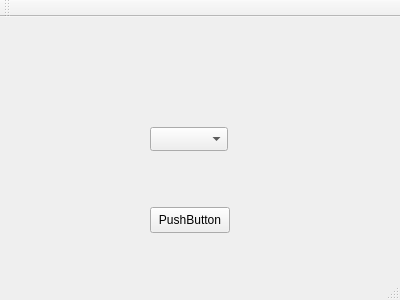
First picture: the form in guip0f.ui, repository Fons91/p0f, before the edit.
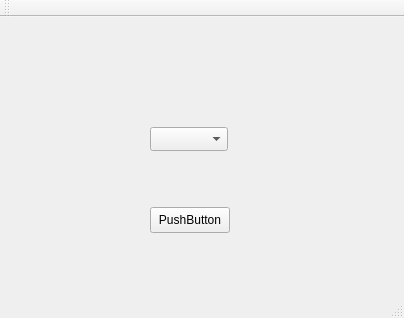
Second picture: the form after the edit.

Commit message: aggiunto init a p0f per test

What changed in the file:
```diff
--- a/guip0f.ui
+++ b/guip0f.ui
@@ -6,8 +6,8 @@
    <rect>
     <x>0</x>
     <y>0</y>
-    <width>400</width>
-    <height>300</height>
+    <width>404</width>
+    <height>318</height>
    </rect>
   </property>
   <property name="windowTitle">
```
The commit also changes 2 other files.
